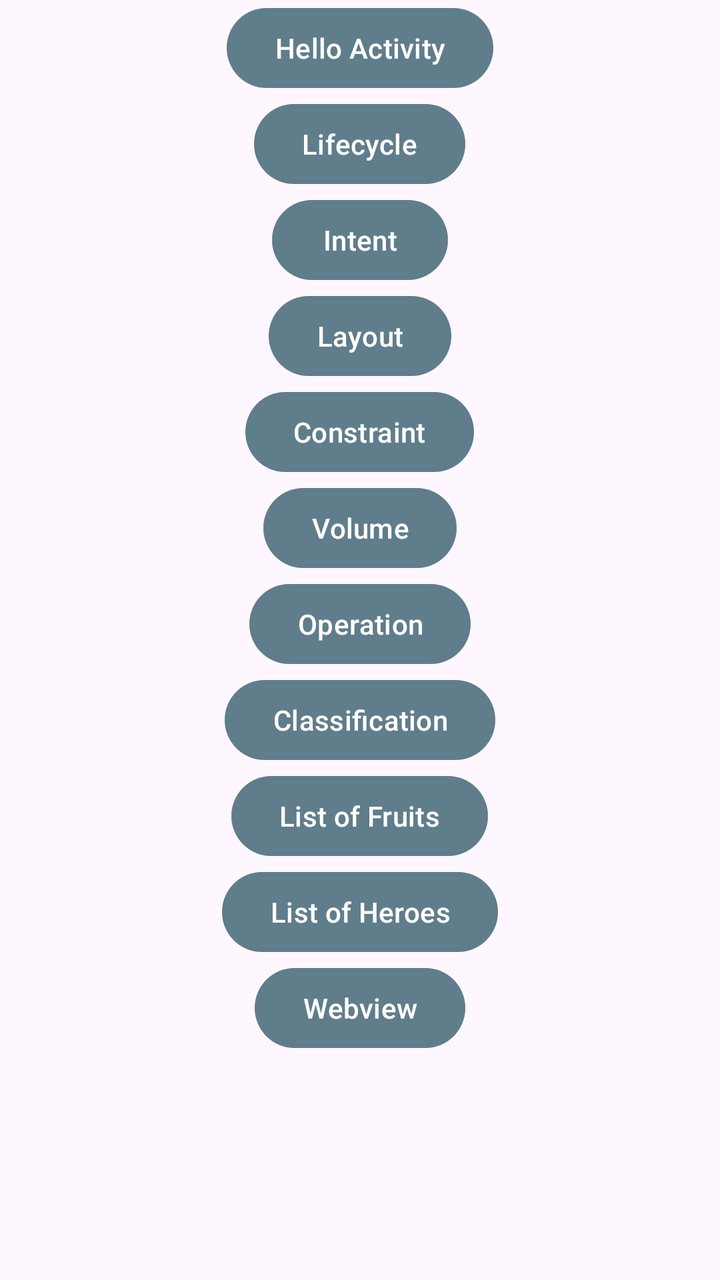
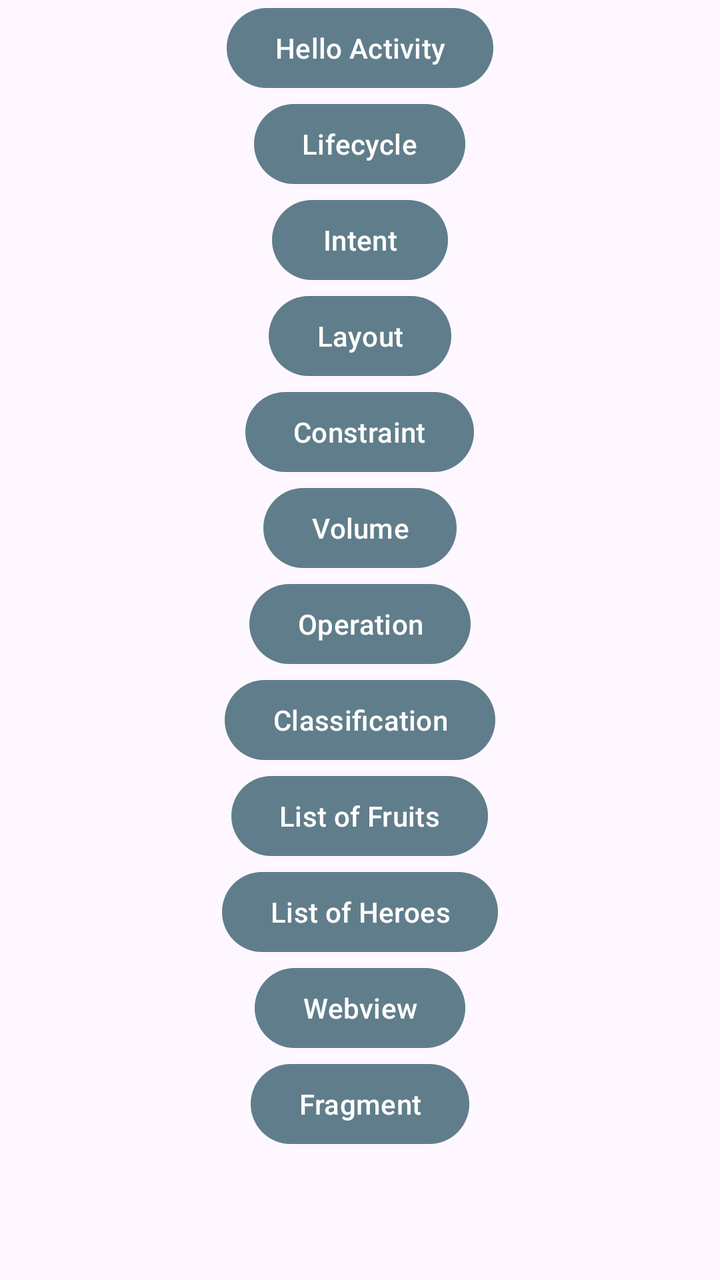

Compare the two renders of this Android layout. The source of the first and the diff that turns it into the second are given below.
<!-- AndroidManifest.xml: application theme Theme.MyApplication -->
<!-- res/layout/activity_menu.xml -->
<?xml version="1.0" encoding="utf-8"?>
<LinearLayout xmlns:android="http://schemas.android.com/apk/res/android"
    xmlns:tools="http://schemas.android.com/tools"
    android:id="@+id/main"
    android:layout_width="match_parent"
    android:layout_height="match_parent"
    android:orientation="vertical"
    tools:context=".MenuActivity">

    <Button
        android:id="@+id/btnHello"
        android:layout_width="wrap_content"
        android:layout_height="wrap_content"
        android:layout_gravity="center"
        android:text="Hello Activity" />

    <Button
        android:id="@+id/btnLifecycle"
        android:layout_width="wrap_content"
        android:layout_height="wrap_content"
        android:layout_gravity="center"
        android:text="Lifecycle" />

    <Button
        android:id="@+id/btnIntent"
        android:layout_width="wrap_content"
        android:layout_height="wrap_content"
        android:layout_gravity="center"
        android:text="Intent" />

    <Button
        android:id="@+id/btnLayout"
        android:layout_width="wrap_content"
        android:layout_height="wrap_content"
        android:layout_gravity="center"
        android:text="Layout" />

    <Button
        android:id="@+id/btnConstraint"
        android:layout_width="wrap_content"
        android:layout_height="wrap_content"
        android:layout_gravity="center"
        android:text="Constraint" />

    <Button
        android:id="@+id/btnVolume"
        android:layout_width="wrap_content"
        android:layout_height="wrap_content"
        android:layout_gravity="center"
        android:text="Volume" />

    <Button
        android:id="@+id/btnOperation"
        android:layout_width="wrap_content"
        android:layout_height="wrap_content"
        android:layout_gravity="center"
        android:text="Operation" />

    <Button
        android:id="@+id/btnClassification"
        android:layout_width="wrap_content"
        android:layout_height="wrap_content"
        android:layout_gravity="center"
        android:text="Classification" />

    <Button
        android:id="@+id/btnListFruit"
        android:layout_width="wrap_content"
        android:layout_height="wrap_content"
        android:layout_gravity="center"
        android:text="List of Fruits" />

    <Button
        android:id="@+id/btnListHero"
        android:layout_width="wrap_content"
        android:layout_height="wrap_content"
        android:layout_gravity="center"
        android:text="List of Heroes" />

    <Button
        android:id="@+id/btnWebview"
        android:layout_width="wrap_content"
        android:layout_height="wrap_content"
        android:layout_gravity="center"
        android:text="Webview" />

</LinearLayout>
<!-- resources referenced by this layout -->
<resources>
  <style name="Theme.MyApplication" parent="Base.Theme.MyApplication" />
  <style name="Base.Theme.MyApplication" parent="Theme.Material3.DayNight.NoActionBar">
          
          
  
          
          <item name="colorPrimary">@color/gray</item>
          <item name="colorPrimaryVariant">@color/gray_dark</item>
          <item name="colorOnPrimary">@color/white</item>
          
          <item name="colorSecondary">@color/orange_light</item>
          <item name="colorSecondaryVariant">@color/orange_dark</item>
          <item name="colorOnSecondary">@color/black</item>
      </style>
  <color name="gray">#607D8B</color>
  <color name="gray_dark">#455A64</color>
  <color name="white">#FFFFFFFF</color>
  <color name="orange_light">#FFAB91</color>
  <color name="orange_dark">#E64A19</color>
  <color name="black">#FF000000</color>
</resources>

<!-- the commit's change to res/layout/activity_menu.xml (unified diff, before → after) -->
@@ -84,4 +84,11 @@
         android:layout_gravity="center"
         android:text="Webview" />
 
+    <Button
+        android:id="@+id/btnFragment"
+        android:layout_width="wrap_content"
+        android:layout_height="wrap_content"
+        android:layout_gravity="center"
+        android:text="Fragment" />
+
 </LinearLayout>
